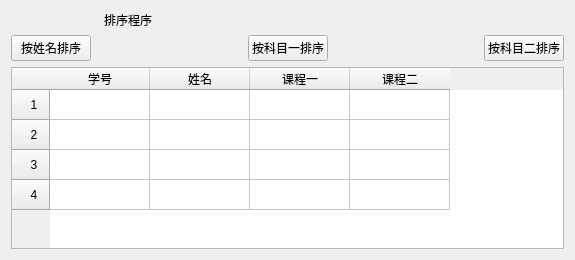
Before: the Qt Designer form lab01/exer01_sort_widget.ui in NjtechJoseph/Delicious_Qt, drawn with Qt 5.
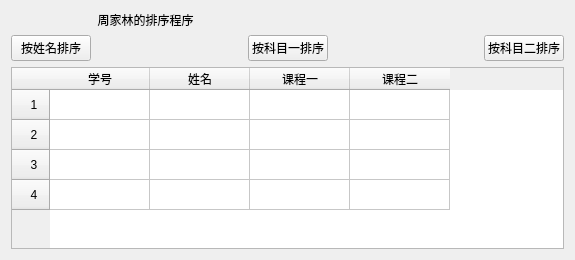
After: the same form once the commit is applied.

```diff
--- a/lab01/exer01_sort_widget.ui
+++ b/lab01/exer01_sort_widget.ui
@@ -17,7 +17,7 @@
    <item>
     <widget class="QLabel" name="label">
      <property name="text">
-      <string>                            排序程序</string>
+      <string>                          周家林的排序程序</string>
      </property>
     </widget>
    </item>
```
